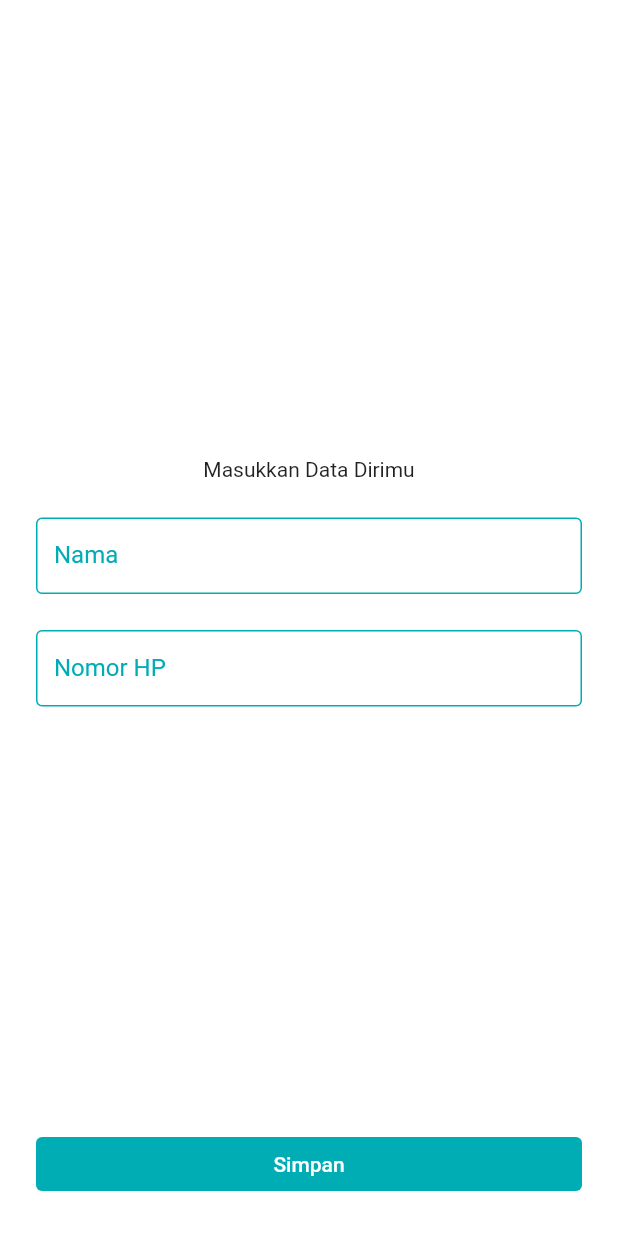
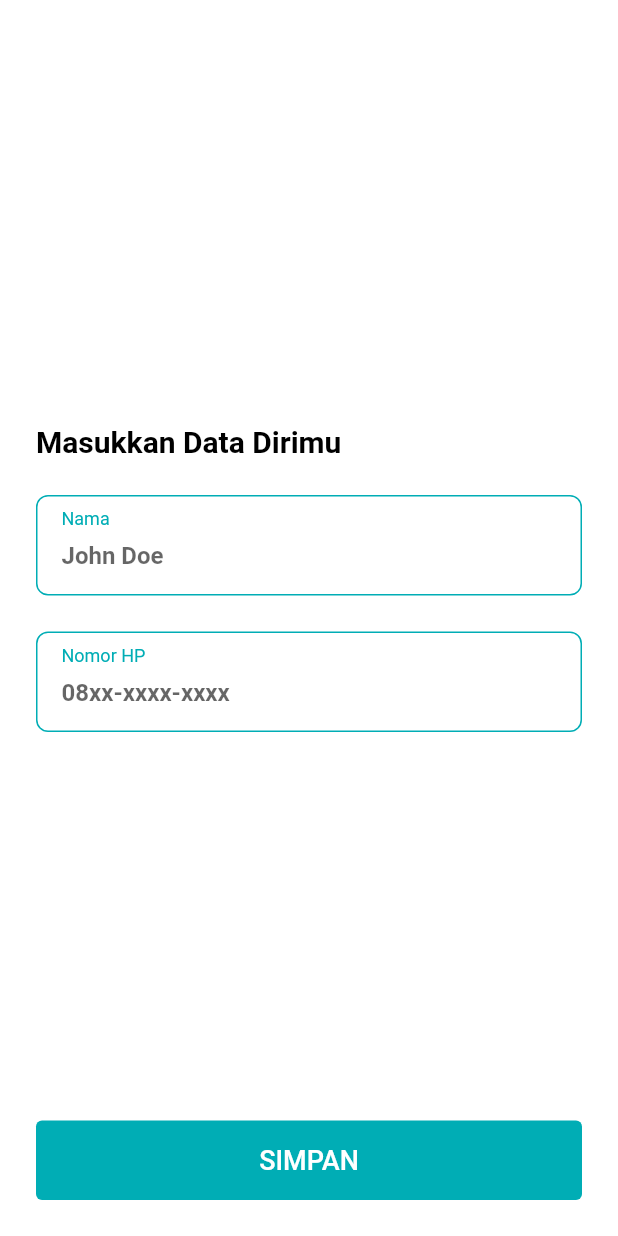
Before and after one commit to LeToyek/mage8, a Flutter app: the RegisterPage screen opened directly, on a phone screen of 412 x 824 dp. Run offline on Flutter 3.47's test engine with Material 2 defaults, Android fonts, the phone set to English and light mode, and no system bars; our stand-ins replace flutter_riverpod, flutter_svg, google_fonts, smooth_page_indicator; network calls fail.

Commit message:
update register page

```diff
--- a/lib/Model/Account.dart
+++ b/lib/Model/Account.dart
@@ -1,3 +1,4 @@
-class Account{
-
+class Account {
+  final String name, phone, imageURL;
+  Account({required this.name, required this.phone, required this.imageURL});
 }
--- a/lib/main.dart
+++ b/lib/main.dart
@@ -42,7 +42,7 @@ class MyApp extends StatelessWidget {
                   fontWeight: FontWeight.bold),
               labelSmall:
                   TextStyle(fontSize: 14, fontWeight: FontWeight.bold))),
-      home: const HomePage(),
+      home: RegisterPage(),
     );
   }
 }
--- a/lib/pages/register.dart
+++ b/lib/pages/register.dart
@@ -1,4 +1,5 @@
 import 'package:flutter/material.dart';
+import 'package:mage8/pages/homepage.dart';
 
 class RegisterPage extends StatelessWidget {
   const RegisterPage({Key? key}) : super(key: key);
@@ -12,24 +13,36 @@ class RegisterPage extends StatelessWidget {
           children: [
             Spacer(),
             Column(
+              crossAxisAlignment: CrossAxisAlignment.start,
               children: [
-                Text("Masukkan Data Dirimu"),
+                Text(
+                  "Masukkan Data Dirimu",
+                  style: Theme.of(context).textTheme.headlineSmall,
+                ),
                 const SizedBox(
                   height: 24,
                 ),
-                myTextField(context, "Nama"),
+                myTextField(context, "Nama", "John Doe"),
                 const SizedBox(
                   height: 24,
                 ),
-                myTextField(context, "Nomor HP")
+                myTextField(context, "Nomor HP", "08xx-xxxx-xxxx")
               ],
             ),
             Spacer(),
             SizedBox(
               width: double.infinity,
               child: ElevatedButton(
-                onPressed: () {},
-                child: Text("Simpan"),
+                style: ElevatedButton.styleFrom(
+                    padding: EdgeInsets.symmetric(vertical: 16)),
+                onPressed: () {
+                  Navigator.push(context,
+                      MaterialPageRoute(builder: ((context) => HomePage())));
+                },
+                child: Text(
+                  "SIMPAN",
+                  style: TextStyle(fontSize: 18),
+                ),
               ),
             ),
           ],
@@ -38,21 +51,32 @@ class RegisterPage extends StatelessWidget {
     );
   }
 
-  Widget myTextField(
-    BuildContext context,
-    String label,
-  ) {
-    return TextField(
-      decoration: InputDecoration(
-          labelText: label,
-          hoverColor: Theme.of(context).primaryColor,
-          isDense: true,
-          focusColor: Theme.of(context).primaryColor,
-          hintText: "asdkaosk",
-          labelStyle: TextStyle(color: Theme.of(context).primaryColor),
-          border: OutlineInputBorder(),
-          enabledBorder: OutlineInputBorder(
-              borderSide: BorderSide(color: Theme.of(context).primaryColor))),
+  Widget myTextField(BuildContext context, String label, hint) {
+    return Container(
+      width: double.infinity,
+      decoration: BoxDecoration(
+          border: Border.all(
+              width: 1,
+              color: Theme.of(context).primaryColor,
+              style: BorderStyle.solid),
+          borderRadius: BorderRadius.circular(8)),
+      padding: EdgeInsets.symmetric(horizontal: 16, vertical: 8),
+      child: Column(
+        mainAxisAlignment: MainAxisAlignment.start,
+        crossAxisAlignment: CrossAxisAlignment.start,
+        children: [
+          Text(
+            label,
+            style:
+                TextStyle(color: Theme.of(context).primaryColor, fontSize: 12),
+          ),
+          TextField(
+            style: TextStyle(fontWeight: FontWeight.bold),
+            decoration: InputDecoration(
+                hintText: hint, isDense: true, border: InputBorder.none),
+          )
+        ],
+      ),
     );
   }
 }
--- a/lib/widgets/vendorTile.dart
+++ b/lib/widgets/vendorTile.dart
@@ -71,7 +71,7 @@ class VendorTile extends StatelessWidget {
                   ),
                   Text(
                     vendor.description
-                        .replaceRange(20, vendor.description.length, '...'),
+                        .replaceRange(60, vendor.description.length, '...'),
                     style: const TextStyle(fontSize: 12),
                   ),
                   const Spacer(),
```
Also changed, not shown: lib/Model/Board.dart (added, +8 -0 lines), lib/pages/Account_page.dart (+10 -4 lines), lib/pages/homepage.dart (+8 -6 lines), lib/pages/onboard.dart (+22 -43 lines), lib/provider/provider.dart (+21 -7 lines), lib/widgets/Onboard_tile.dart (added, +37 -0 lines), lib/widgets/Product_card.dart (+32 -7 lines).
